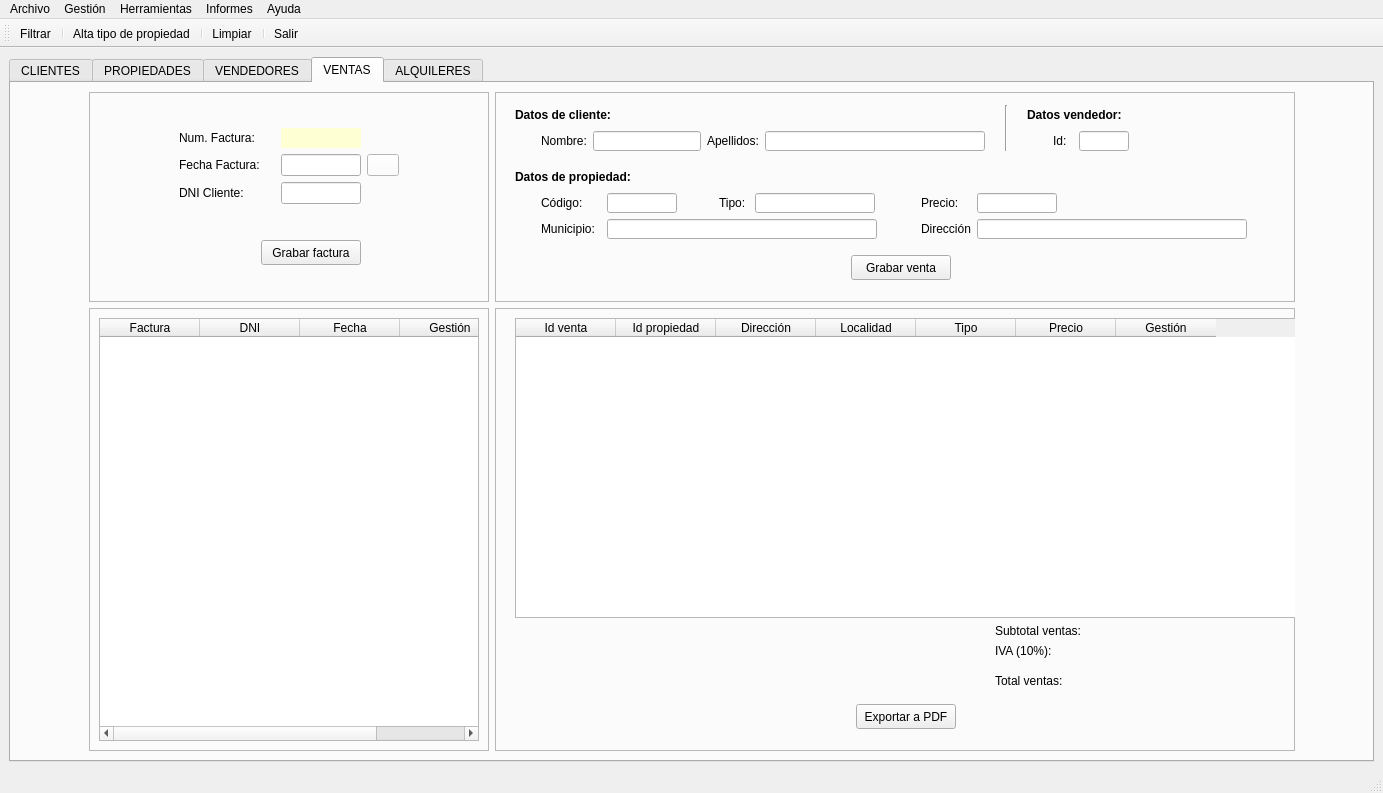
The window that templates/venPrincipal.ui (yelkov/ProyectoDI) describes before a commit, drawn with Qt 5.
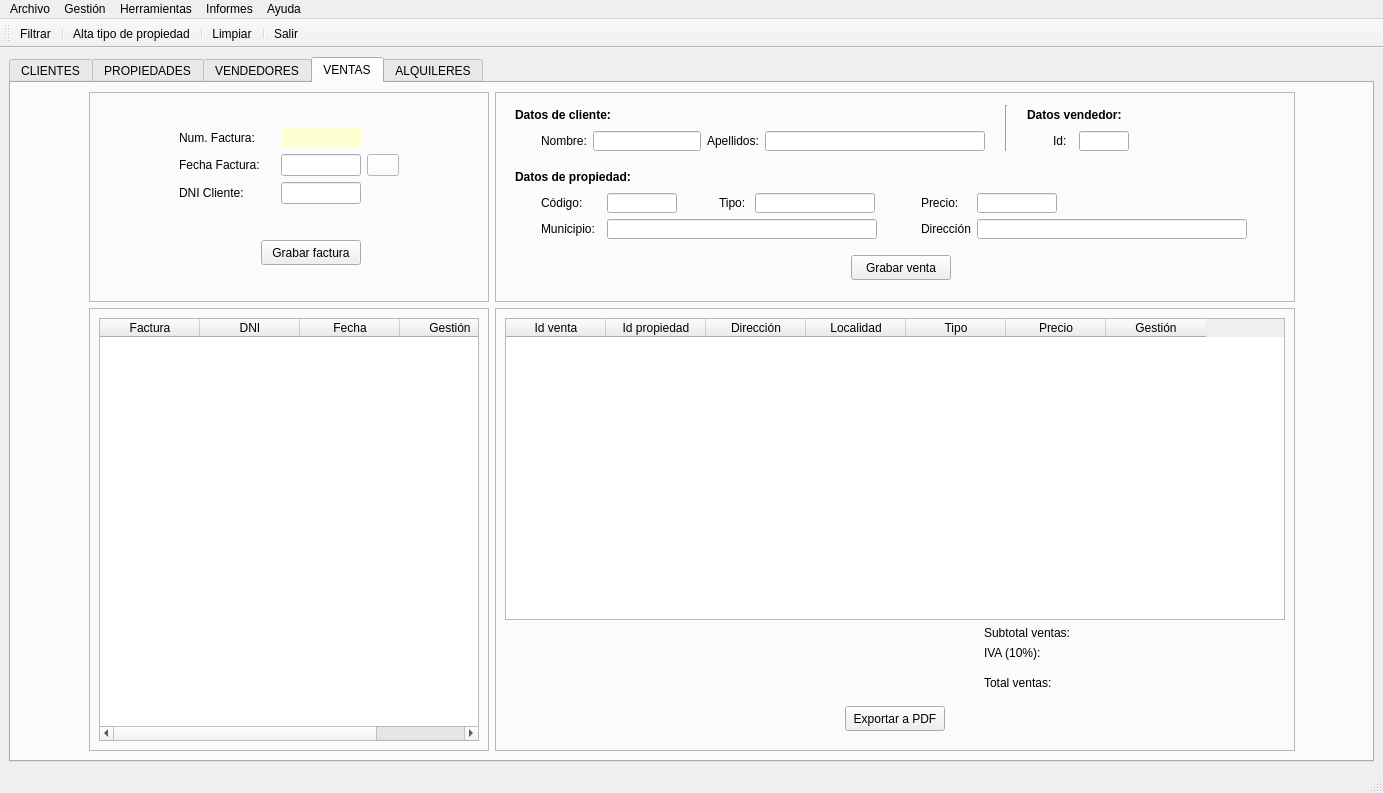
The same window after the commit. The open tabs and pages were chosen to show the change. Icons and pictures are not drawn.

What changed in the file:
```diff
--- a/templates/venPrincipal.ui
+++ b/templates/venPrincipal.ui
@@ -6086,15 +6086,8 @@
             <property name="lineWidth">
              <number>1</number>
             </property>
-            <widget class="QWidget" name="layoutWidget">
-             <property name="geometry">
-              <rect>
-               <x>20</x>
-               <y>10</y>
-               <width>781</width>
-               <height>421</height>
-              </rect>
-             </property>
+            <layout class="QGridLayout" name="gridLayout_32">
+             <item row="0" column="0">
              <layout class="QGridLayout" name="gridLayout_19">
               <item row="2" column="0">
                <spacer name="verticalSpacer_17">
@@ -6432,7 +6425,8 @@
                </spacer>
               </item>
              </layout>
-            </widget>
+             </item>
+            </layout>
            </widget>
           </item>
          </layout>
```
Left out of the diff: 2 changed lines with no effect on the pictures. Lines whose indentation alone changed are shown as unchanged.
